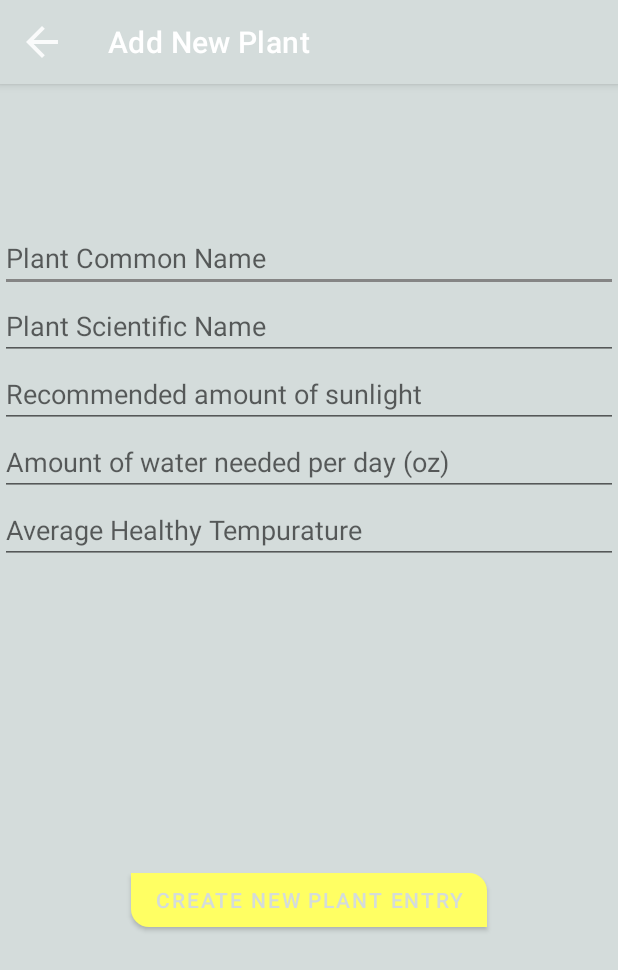
After one commit to CarsonEllsworth33/Team7Plant, an Android app: the fragment NewPlantFragment shown on its own in the app's theme, on a phone screen of 412 x 824 dp. The commit adds this screen. Shown: the top 970 px of the screen. Run offline under Robolectric (Android 15) with nearby library versions, the phone set to English and light mode, and no system bars; our stand-ins replace data binding.

Commit message:
addition of new xml and functionality for NEW PLANT PAGE

```diff
--- a/sunflower/app/build.gradle
+++ b/sunflower/app/build.gradle
@@ -65,6 +65,8 @@ android {
 }
 
 dependencies {
+    implementation "org.jetbrains.kotlin:kotlin-stdlib:$kotlin_version"
+    implementation 'androidx.legacy:legacy-support-v4:1.0.0'
     compileOnly "com.squareup.inject:assisted-inject-annotations-dagger2:$rootProject.assistedInjectVersion"
     kapt "androidx.room:room-compiler:$rootProject.roomVersion"
     kapt "com.github.bumptech.glide:compiler:$rootProject.glideVersion"
--- a/sunflower/app/src/main/java/com/google/samples/apps/sunflower/HomeViewPagerFragment.kt
+++ b/sunflower/app/src/main/java/com/google/samples/apps/sunflower/HomeViewPagerFragment.kt
@@ -25,6 +25,7 @@ import androidx.fragment.app.Fragment
 import com.google.android.material.tabs.TabLayoutMediator
 import com.google.samples.apps.sunflower.adapters.MY_GARDEN_PAGE_INDEX
 import com.google.samples.apps.sunflower.adapters.PLANT_LIST_PAGE_INDEX
+import com.google.samples.apps.sunflower.adapters.NEW_PLANT_PAGE_INDEX
 import com.google.samples.apps.sunflower.adapters.SunflowerPagerAdapter
 import com.google.samples.apps.sunflower.databinding.FragmentViewPagerBinding
 import dagger.hilt.android.AndroidEntryPoint
@@ -58,6 +59,7 @@ class HomeViewPagerFragment : Fragment() {
         return when (position) {
             MY_GARDEN_PAGE_INDEX -> R.drawable.garden_tab_selector
             PLANT_LIST_PAGE_INDEX -> R.drawable.plant_list_tab_selector
+            NEW_PLANT_PAGE_INDEX -> R.drawable.plant_list_tab_selector
             else -> throw IndexOutOfBoundsException()
         }
     }
--- a/sunflower/app/src/main/java/com/google/samples/apps/sunflower/adapters/SunflowerPagerAdapter.kt
+++ b/sunflower/app/src/main/java/com/google/samples/apps/sunflower/adapters/SunflowerPagerAdapter.kt
@@ -20,9 +20,11 @@ import androidx.fragment.app.Fragment
 import androidx.viewpager2.adapter.FragmentStateAdapter
 import com.google.samples.apps.sunflower.GardenFragment
 import com.google.samples.apps.sunflower.PlantListFragment
+import com.google.samples.apps.sunflower.NewPlantFragment
 
 const val MY_GARDEN_PAGE_INDEX = 0
 const val PLANT_LIST_PAGE_INDEX = 1
+const val NEW_PLANT_PAGE_INDEX = 2
 
 class SunflowerPagerAdapter(fragment: Fragment) : FragmentStateAdapter(fragment) {
 
@@ -31,7 +33,8 @@ class SunflowerPagerAdapter(fragment: Fragment) : FragmentStateAdapter(fragment)
      */
     private val tabFragmentsCreators: Map<Int, () -> Fragment> = mapOf(
         MY_GARDEN_PAGE_INDEX to { GardenFragment() },
-        PLANT_LIST_PAGE_INDEX to { PlantListFragment() }
+        PLANT_LIST_PAGE_INDEX to { PlantListFragment() },
+            NEW_PLANT_PAGE_INDEX to { NewPlantFragment() }
     )
 
     override fun getItemCount() = tabFragmentsCreators.size
--- a/sunflower/app/src/main/res/layout/fragment_gallery.xml
+++ b/sunflower/app/src/main/res/layout/fragment_gallery.xml
@@ -53,6 +53,6 @@
             tools:context="com.google.samples.apps.sunflower.GardenActivity"
             tools:listitem="@layout/list_item_photo"/>
 
+
     </androidx.coordinatorlayout.widget.CoordinatorLayout>
-
 </layout>
--- /dev/null
+++ b/sunflower/app/src/main/res/layout/fragment_new_plant.xml
@@ -0,0 +1,127 @@
+<?xml version="1.0" encoding="utf-8"?>
+<!--
+  ~ Copyright 2020 Google LLC
+  ~
+  ~ Licensed under the Apache License, Version 2.0 (the "License");
+  ~ you may not use this file except in compliance with the License.
+  ~ You may obtain a copy of the License at
+  ~
+  ~     https://www.apache.org/licenses/LICENSE-2.0
+  ~
+  ~ Unless required by applicable law or agreed to in writing, software
+  ~ distributed under the License is distributed on an "AS IS" BASIS,
+  ~ WITHOUT WARRANTIES OR CONDITIONS OF ANY KIND, either express or implied.
+  ~ See the License for the specific language governing permissions and
+  ~ limitations under the License.
+  -->
+
+<layout xmlns:android="http://schemas.android.com/apk/res/android"
+    xmlns:app="http://schemas.android.com/apk/res-auto"
+    xmlns:tools="http://schemas.android.com/tools">
+
+    <data>
+        <import type="com.google.samples.apps.sunflower.data.Plant"/>
+        <variable
+            name="viewModel"
+            type="com.google.samples.apps.sunflower.viewmodels.PlantDetailViewModel" />
+        <variable
+            name="callback"
+            type="com.google.samples.apps.sunflower.PlantDetailFragment.Callback" />
+    </data>
+
+    <androidx.coordinatorlayout.widget.CoordinatorLayout
+        android:layout_width="match_parent"
+        android:layout_height="match_parent"
+        android:fitsSystemWindows="true">
+
+        <com.google.android.material.appbar.AppBarLayout
+            android:id="@+id/appbar"
+            android:layout_width="match_parent"
+            android:layout_height="wrap_content"
+            android:fitsSystemWindows="true"
+            android:theme="@style/Theme.Sunflower.AppBarOverlay">
+
+            <com.google.android.material.appbar.MaterialToolbar
+                android:id="@+id/toolbar"
+                android:layout_width="match_parent"
+                android:layout_height="?attr/actionBarSize"
+                app:navigationIcon="@drawable/ic_detail_back_no_circle"
+                app:title="@string/add_new_plant_title"/>
+
+        </com.google.android.material.appbar.AppBarLayout>
+
+        <LinearLayout
+            android:orientation="vertical"
+            android:layout_width="match_parent"
+            android:layout_height="match_parent">
+
+            <LinearLayout
+                android:orientation="vertical"
+                android:layout_width="match_parent"
+                android:layout_height="match_parent"
+                android:layout_weight="1"></LinearLayout>
+            <EditText
+                android:layout_width="match_parent"
+                android:layout_height="wrap_content"
+                android:inputType="text"
+                android:id="@+id/new_plant_name"
+                android:hint="Plant Common Name"/>
+            <EditText
+                android:layout_width="match_parent"
+                android:layout_height="wrap_content"
+                android:inputType="text"
+                android:id="@+id/new_plant_sname"
+                android:hint="Plant Scientific Name"/>
+            <EditText
+                android:layout_width="match_parent"
+                android:layout_height="wrap_content"
+                android:id="@+id/newplantsunlight"
+                android:hint="Recommended amount of sunlight"
+                />
+            <EditText
+                android:layout_width="match_parent"
+                android:layout_height="wrap_content"
+                android:id="@+id/newplantwater"
+                android:hint="Amount of water needed per day (oz)"/>
+            <EditText
+                android:layout_width="match_parent"
+                android:layout_height="wrap_content"
+                android:id="@+id/newplanttempurature"
+                android:hint="Average Healthy Tempurature"/>
+
+
+            <LinearLayout
+                android:orientation="vertical"
+                android:layout_width="match_parent"
+                android:layout_height="match_parent"
+                android:layout_weight="1"></LinearLayout>
+
+            <LinearLayout
+                android:orientation="vertical"
+                android:layout_width="match_parent"
+                android:layout_height="match_parent"
+                android:gravity="center"
+                android:layout_weight="1">
+                <com.google.android.material.button.MaterialButton
+                    android:id="@+id/create_plant"
+                    android:layout_width="wrap_content"
+                    android:layout_height="wrap_content"
+                    android:text="Create New Plant Entry"
+                    android:textColor="?attr/colorPrimary"
+                    android:visibility="visible"
+                    app:backgroundTint="?attr/colorOnPrimary"
+                    app:shapeAppearance="@style/ShapeAppearance.Sunflower.Button.Add" />
+            </LinearLayout>
+
+            <LinearLayout
+                android:orientation="vertical"
+                android:layout_width="match_parent"
+                android:layout_height="match_parent"
+                android:gravity="center"
+                android:layout_weight="1">
+
+            </LinearLayout>
+        </LinearLayout>
+
+    </androidx.coordinatorlayout.widget.CoordinatorLayout>
+</layout>
--- a/sunflower/app/src/main/res/values/strings.xml
+++ b/sunflower/app/src/main/res/values/strings.xml
@@ -17,7 +17,7 @@
 <resources>
 
     <!-- Resources that do not require translation -->
-    <string name="app_name" translatable="false">Sunflower</string>
+    <string name="app_name" translatable="false">Plant App</string>
 
     <!-- Translatable resources -->
     <string name="menu_filter_by_grow_zone" translation_description="The label for the menu item to filter the displayed plants by grow zone.">Filter by grow zone</string>
@@ -33,6 +33,7 @@
     <string name="menu_item_share_plant" translation_description="The label for the Share menu item">Share</string>
     <string name="share_text_plant" translation_description="The default messaged used when sharing a plant on SNS, etc.">Check out the %s plant in the Android Sunflower app</string>
     <string name="gallery_title" translation_description="Title for the photo gallery screen">Photos by Unsplash</string>
+    <string name="add_new_plant_title" translation_description="Title for the add new plant screen">Add New Plant</string>
 
     <!-- String plurals and their related prefix / suffix strings -->
     <string name="watering_needs_prefix" translation_description="Prefix for the text describing how often a plant should be watered. Used in combination with watering_needs_suffix.">Watering needs</string>
@@ -50,5 +51,7 @@
     <string name="a11y_plant_item_image" translation_description="Accessibility text for each of the plant images shown in the 'My garden' and 'Plant list' screens.">Picture of plant</string>
     <string name="gallery_content_description" translation_description="Content description for the clickable image to navigate to the gallery screen">Navigate to gallery screen</string>
     <string name="plant_detail_image_content_description" translation_description="Content description for the header / hero image that is show at the top of the plant detail screen.">Image of plant</string>
+    <!-- TODO: Remove or change this placeholder text -->
+    <string name="hello_blank_fragment">Hello blank fragment</string>
 
 </resources>
```
Also changed, not shown: sunflower/app/src/main/java/com/google/samples/apps/sunflower/NewPlantFragment.kt (added, +59 -0 lines), sunflower/app/src/main/java/com/google/samples/apps/sunflower/PlantListFragment.kt (+16 -0 lines), sunflower/app/src/main/java/com/google/samples/apps/sunflower/data/GreenhousePlant.kt (deleted, +0 -71 lines), sunflower/app/src/main/java/com/google/samples/apps/sunflower/data/GreenhousePlantDao.kt (deleted, +0 -56 lines), sunflower/app/src/main/java/com/google/samples/apps/sunflower/data/GreenhousePlantRepository.kt (deleted, +0 -42 lines), sunflower/app/src/main/java/com/google/samples/apps/sunflower/data/MyPlant.kt (deleted, +0 -42 lines), sunflower/app/src/main/java/com/google/samples/apps/sunflower/data/MyPlantDao.kt (deleted, +0 -44 lines), sunflower/app/src/main/java/com/google/samples/apps/sunflower/data/MyPlantRepository.kt (deleted, +0 -36 lines), sunflower/app/src/main/java/com/google/samples/apps/sunflower/data/NewAppDatabase.kt (deleted, +0 -71 lines), sunflower/app/src/main/java/com/google/samples/apps/sunflower/data/PlantAndGreenhousePlant.kt (deleted, +0 -36 lines), sunflower/app/src/main/res/layout/fragment_garden.xml (+3 -32 lines), sunflower/app/src/main/res/layout/fragment_plant_list.xml (+42 -1 lines), sunflower/app/src/main/res/navigation/nav_garden.xml (+20 -0 lines).
